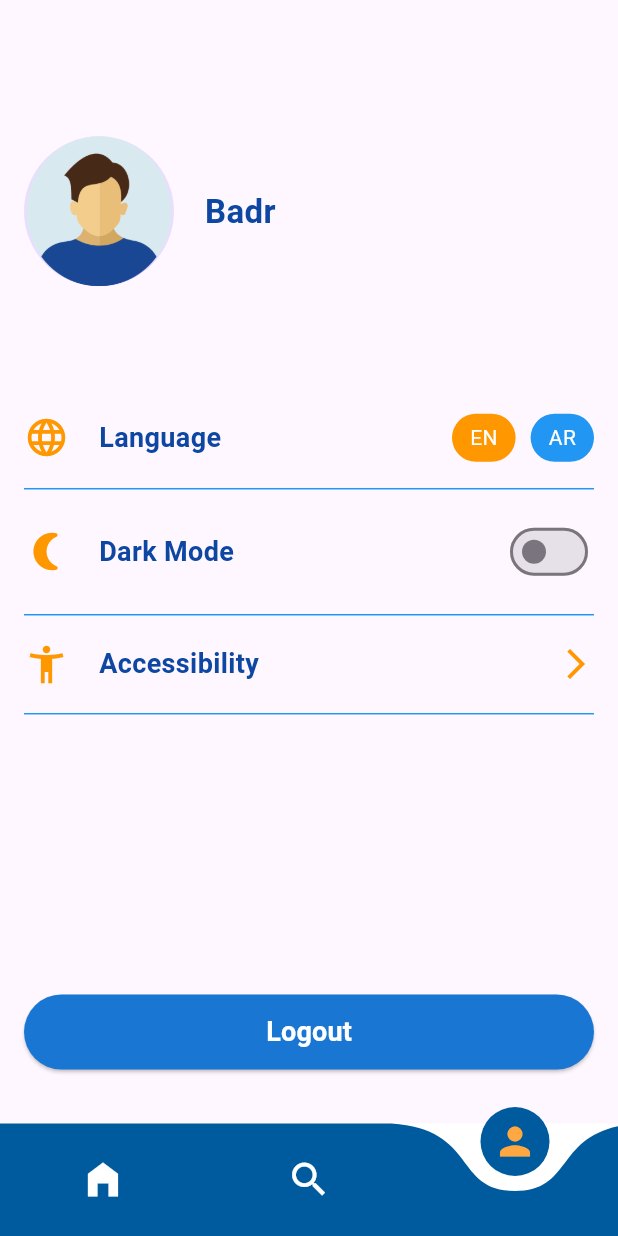
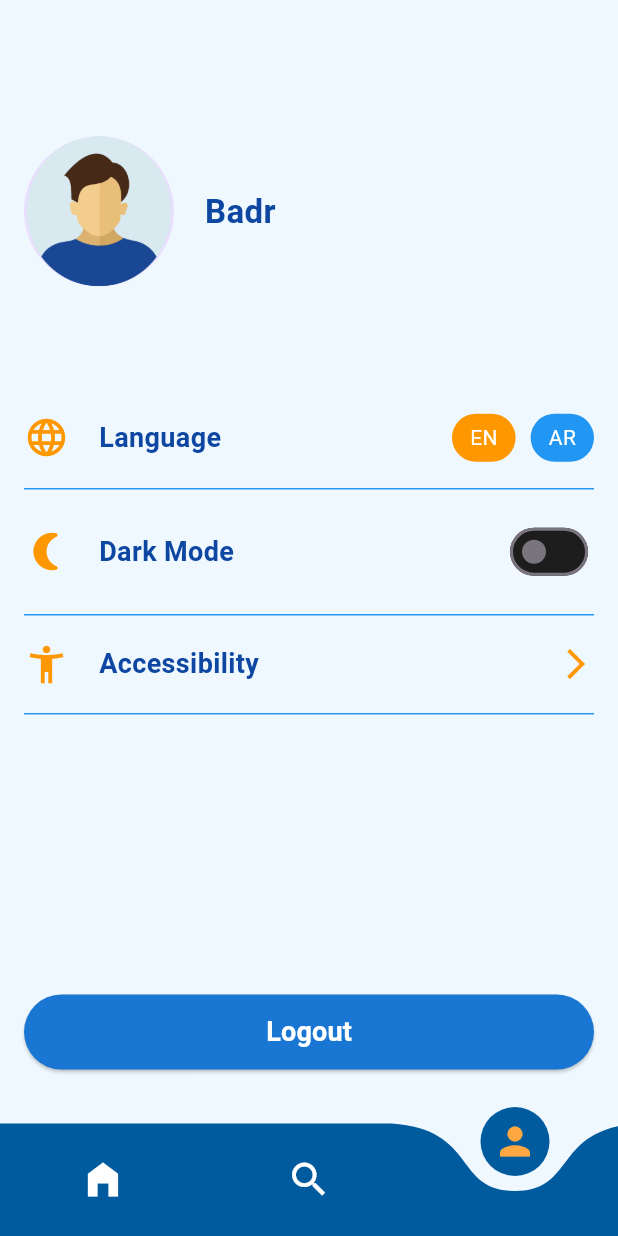
Before and after one commit to Badrmohamedragab/Final_Project_DEPI_HorizonX, a Flutter app: the HomeScreen screen opened directly, item 3 of the bottom bar chosen, on a phone screen of 412 x 824 dp. Run offline on Flutter 3.47's test engine with Material 3 defaults, Android fonts, the phone set to English and light mode, and no system bars; drawn by our look-alikes of curved_navigation_bar; our stand-ins replace firebase_auth, firebase_core, flutter_rating_bar, google_sign_in, modal_progress_hud_nsn, speech_to_text; accounts and stored records are empty; network calls fail.

Commit message:
Dark Mode Theme Applied

```diff
--- /dev/null
+++ b/HorizonX/horizonx/lib/app_theme.dart
@@ -0,0 +1,32 @@
+import 'package:flutter/material.dart';
+
+class AppTheme {
+  static const Color primaryGoldColor = Color(0XFFFFA841);
+  static const Color primaryBlueColor = Color(0XFF005A9E);
+  static const Color backgroundLightMode = Color(0XFFEFF8FF);
+  static const Color backgroundDarkMode = Color(0XFF1D1D1D);
+  static const Color textFieldBackgroundColor = Color(0xFF303030);
+  static const Color onBoardingIconsAndHintColor = Color(0xFF979797);
+  static const Color profileTextColor = Color(0XFF6397BE);
+  static const Color profileFilledTextField = Color(0XFFC5D3DD);
+
+  static ThemeData lightTheme = ThemeData(
+    primaryColor: backgroundLightMode,
+    // appBarTheme: const AppBarTheme(
+    //     color: primaryBlueColor,
+    //     titleTextStyle: TextStyle(
+    //         color: Colors.white, fontSize: 22, fontWeight: FontWeight.bold)),
+    scaffoldBackgroundColor: backgroundLightMode,
+    // bottomNavigationBarTheme: BottomNavigationBarThemeData(
+    //   backgroundColor: Colors.white,
+
+    // textTheme: const TextTheme(
+    //     bodyLarge: TextStyle(
+    //         fontSize: 20, fontWeight: FontWeight.w400, color: Colors.black))
+  );
+
+  static ThemeData darkTheme = ThemeData(
+    primaryColor: Colors.white,
+    scaffoldBackgroundColor: backgroundDarkMode,
+  );
+}
--- a/HorizonX/horizonx/lib/screens/cities_view.dart
+++ b/HorizonX/horizonx/lib/screens/cities_view.dart
@@ -1,24 +1,31 @@
 import 'package:flutter/material.dart';
 import 'package:horizonx/constants.dart';
+import 'package:horizonx/settings_provider.dart';
+import 'package:provider/provider.dart';
 import '../widgets/custom_app_bar.dart';
 import 'City_view.dart';
 
 void main() {
-  runApp(cities_view());
+  runApp(const cities_view());
 }
 
 class cities_view extends StatelessWidget {
+  const cities_view({super.key});
+
   @override
   Widget build(BuildContext context) {
+    SettingsProvider settings = Provider.of<SettingsProvider>(context);
+
     return MaterialApp(
       debugShowCheckedModeBanner: false,
       home: Scaffold(
+        backgroundColor: settings.themeColor,
         appBar: AppBar(
-          backgroundColor: Colors.white,
+          backgroundColor: settings.themeColor,
           elevation: 0,
-          title: Text(
+          title: const Text(
             "Cities",
-            style: const TextStyle(
+            style: TextStyle(
                 color: ConstColors.primaryBlueColor,
                 fontSize: 22,
                 fontWeight: FontWeight.bold),
@@ -34,28 +41,42 @@ class cities_view extends StatelessWidget {
 class CityList extends StatelessWidget {
   final List<Region> regions = [
     Region("The great Cairo", [
-      City("Cairo", "Salah Eldin Castle", "https://images.squarespace-cdn.com/content/v1/56c13cc00442627a08632989/1585432288121-15NNGMB5XEP5CJ1YSGL3/egyptianmuseum.jpg"),
-      City("Giza", "Pyramids", "https://dynamic-media-cdn.tripadvisor.com/media/photo-o/06/7e/7d/2c/pyramids-of-giza.jpg?w=1200&h=-1&s=1"),
-      City("Qalyubia", "Aqua park", "https://lh5.googleusercontent.com/p/AF1QipN3143f1ocfuvlquoWiZDvNAUYoxEo8MNn2HiTF"),
+      City("Cairo", "Salah Eldin Castle",
+          "https://images.squarespace-cdn.com/content/v1/56c13cc00442627a08632989/1585432288121-15NNGMB5XEP5CJ1YSGL3/egyptianmuseum.jpg"),
+      City("Giza", "Pyramids",
+          "https://dynamic-media-cdn.tripadvisor.com/media/photo-o/06/7e/7d/2c/pyramids-of-giza.jpg?w=1200&h=-1&s=1"),
+      City("Qalyubia", "Aqua park",
+          "https://lh5.googleusercontent.com/p/AF1QipN3143f1ocfuvlquoWiZDvNAUYoxEo8MNn2HiTF"),
     ]),
     Region("Alexandria", [
-      City("Alexandria", "Qaitbay Castle", "https://www.egypttoursportal.com/images/2018/07/Qaitbay-Citadel-Egypt-Tours-Portal.jpg"),
-      City("Beheira", "Monastery of Saint Bishoy", "https://media.istockphoto.com/id/621916480/photo/monastery-of-saint-bishoy.jpg?s=612x612&w=0&k=20&c=2eORcZuEhdqJb0LDEAFW7_gDoA7gO6BoTXdIZpuIZco="),
-      City("Marsa Matrouh", "Marsa Matrouh beach", "https://ucarecdn.com/164c99f5-9994-438f-85ce-6c0699af2a77/-/crop/1000x525/0,87/-/resize/1200x630/-/resize/x400/"),
+      City("Alexandria", "Qaitbay Castle",
+          "https://www.egypttoursportal.com/images/2018/07/Qaitbay-Citadel-Egypt-Tours-Portal.jpg"),
+      City("Beheira", "Monastery of Saint Bishoy",
+          "https://media.istockphoto.com/id/621916480/photo/monastery-of-saint-bishoy.jpg?s=612x612&w=0&k=20&c=2eORcZuEhdqJb0LDEAFW7_gDoA7gO6BoTXdIZpuIZco="),
+      City("Marsa Matrouh", "Marsa Matrouh beach",
+          "https://ucarecdn.com/164c99f5-9994-438f-85ce-6c0699af2a77/-/crop/1000x525/0,87/-/resize/1200x630/-/resize/x400/"),
     ]),
     Region("Delta", [
-      City("Dakahliya", "The olympic village", "https://www.mans.edu.eg/images/speasyimagegallery/albums/3/images/20.jpg"),
-      City("Kafr El-Sheikh", "Kafr El-Sheikh musuem", "https://egymonuments.gov.eg/media/6321/111.jpg?center=0.13157894736842105,0.46666666666666667&mode=crop&width=645&height=423&rnd=133566133030000000"),
-      City("Gharbia", "Tanta musuem", "https://www.abou-alhool.com/ima/42403_4.jpg"),
-      City("Menofia", "Menofia university", "https://media.licdn.com/dms/image/v2/C4E1BAQHx8WoW59lGIw/company-background_10000/company-background_10000/0/1623859664012/menofia_racing_team_cover?e=2147483647&v=beta&t=kecBSwoLXZf5kWDk_01fZ-ECQkHc9Eb3O8u1IfHfNaw"),
+      City("Dakahliya", "The olympic village",
+          "https://www.mans.edu.eg/images/speasyimagegallery/albums/3/images/20.jpg"),
+      City("Kafr El-Sheikh", "Kafr El-Sheikh musuem",
+          "https://egymonuments.gov.eg/media/6321/111.jpg?center=0.13157894736842105,0.46666666666666667&mode=crop&width=645&height=423&rnd=133566133030000000"),
+      City("Gharbia", "Tanta musuem",
+          "https://www.abou-alhool.com/ima/42403_4.jpg"),
+      City("Menofia", "Menofia university",
+          "https://media.licdn.com/dms/image/v2/C4E1BAQHx8WoW59lGIw/company-background_10000/company-background_10000/0/1623859664012/menofia_racing_team_cover?e=2147483647&v=beta&t=kecBSwoLXZf5kWDk_01fZ-ECQkHc9Eb3O8u1IfHfNaw"),
     ]),
 
     Region("Suez Canal", [
-      City("Port Said", "Port Said military musuem", "https://www.mod.gov.eg/extras/photoMuseumPics/27/%D8%A7%D9%84%D8%AC%D9%86%D8%AF%D9%8A-%D8%A7%D9%84%D9%85%D8%B5%D8%B1%D9%8A.jpg"),
-      City("Ismailia", "Ismailia Sports Staduim", "https://pbs.twimg.com/media/EUJbX1ZWAAIb4n7?format=jpg&name=large"),
+      City("Port Said", "Port Said military musuem",
+          "https://www.mod.gov.eg/extras/photoMuseumPics/27/%D8%A7%D9%84%D8%AC%D9%86%D8%AF%D9%8A-%D8%A7%D9%84%D9%85%D8%B5%D8%B1%D9%8A.jpg"),
+      City("Ismailia", "Ismailia Sports Staduim",
+          "https://pbs.twimg.com/media/EUJbX1ZWAAIb4n7?format=jpg&name=large"),
     ]),
     // Add more regions similarly
   ];
+
+  CityList({super.key});
 
   @override
   Widget build(BuildContext context) {
@@ -83,11 +104,10 @@ class City {
   City(this.name, this.landmark, this.imagePath);
 }
 
-
 class RegionCard extends StatelessWidget {
   final Region region;
 
-  RegionCard({required this.region});
+  const RegionCard({super.key, required this.region});
 
   @override
   Widget build(BuildContext context) {
@@ -98,13 +118,13 @@ class RegionCard extends StatelessWidget {
         children: [
           Text(
             region.name,
-            style: TextStyle(
-              color: ConstColors.primaryBlueColor ,
+            style: const TextStyle(
+              color: ConstColors.primaryBlueColor,
               fontSize: 20,
               fontWeight: FontWeight.bold,
             ),
           ),
-          SizedBox(height: 8),
+          const SizedBox(height: 8),
           // Horizontal list for scrolling through cities
           SizedBox(
             height: 220, // Ensure a fixed height for the city cards to appear
@@ -113,7 +133,8 @@ class RegionCard extends StatelessWidget {
               itemCount: region.cities.length,
               itemBuilder: (context, index) {
                 return Padding(
-                  padding: const EdgeInsets.only(right: 8.0), // Add some spacing between cards
+                  padding: const EdgeInsets.only(
+                      right: 8.0), // Add some spacing between cards
                   child: SizedBox(
                     width: 160, // Fixed width for each CityCard
                     child: CityCard(city: region.cities[index]),
@@ -195,7 +216,7 @@ class RegionCard extends StatelessWidget {
 class CityCard extends StatelessWidget {
   final City city;
 
-  CityCard({required this.city});
+  const CityCard({super.key, required this.city});
 
   @override
   Widget build(BuildContext context) {
@@ -236,10 +257,11 @@ class CityCard extends StatelessWidget {
                 width: double.infinity, // Make it span the full width
                 padding: const EdgeInsets.all(8.0),
                 decoration: BoxDecoration(
-                  borderRadius: BorderRadius.vertical(
+                  borderRadius: const BorderRadius.vertical(
                     bottom: Radius.circular(15),
                   ),
-                  color: Colors.black.withOpacity(0.5), // Bottom overlay background
+                  color: Colors.black
+                      .withOpacity(0.5), // Bottom overlay background
                 ),
                 child: Column(
                   mainAxisSize: MainAxisSize.min, // Shrink to fit the content
@@ -247,16 +269,16 @@ class CityCard extends StatelessWidget {
                   children: [
                     Text(
                       city.name,
-                      style: TextStyle(
+                      style: const TextStyle(
                         fontWeight: FontWeight.bold,
                         color: Colors.white,
                         fontSize: 16,
                       ),
                     ),
-                    SizedBox(height: 4),
+                    const SizedBox(height: 4),
                     Text(
                       city.landmark,
-                      style: TextStyle(color: Colors.white),
+                      style: const TextStyle(color: Colors.white),
                     ),
                   ],
                 ),
--- a/HorizonX/horizonx/lib/screens/home_screen.dart
+++ b/HorizonX/horizonx/lib/screens/home_screen.dart
@@ -4,9 +4,11 @@ import 'package:curved_navigation_bar/curved_navigation_bar.dart';
 import 'package:horizonx/screens/cities_view.dart';
 import 'package:horizonx/screens/search_screen.dart';
 import 'package:horizonx/screens/settings_screen.dart';
+import 'package:horizonx/settings_provider.dart';
+import 'package:provider/provider.dart';
 
 class HomeScreen extends StatefulWidget {
-   HomeScreen({super.key});
+  const HomeScreen({super.key});
   @override
   State<HomeScreen> createState() => _HomeScreenState();
 }
@@ -14,31 +16,42 @@ class HomeScreen extends StatefulWidget {
 class _HomeScreenState extends State<HomeScreen> {
   int selectedPage = 0;
   final _pages = [
-     cities_view(),
-     const SearchByVoiceScreen(),
-     SettingsScreen(),
+    const cities_view(),
+    const SearchByVoiceScreen(),
+    const SettingsScreen(),
   ];
   @override
   Widget build(BuildContext context) {
+    SettingsProvider settings = Provider.of<SettingsProvider>(context);
+
     List<Widget> icons = [
-      Icon(Icons.home_filled, size: 30 , color: selectedPage == 0 ? ConstColors.primaryGoldColor : Colors.white),
-      Icon(Icons.search, size: 30, color: selectedPage == 1 ? ConstColors.primaryGoldColor : Colors.white),
-      Icon(Icons.person, size: 30, color: selectedPage == 2 ? ConstColors.primaryGoldColor : Colors.white),
+      Icon(Icons.home_filled,
+          size: 30,
+          color:
+              selectedPage == 0 ? ConstColors.primaryGoldColor : Colors.white),
+      Icon(Icons.search,
+          size: 30,
+          color:
+              selectedPage == 1 ? ConstColors.primaryGoldColor : Colors.white),
+      Icon(Icons.person,
+          size: 30,
+          color:
+              selectedPage == 2 ? ConstColors.primaryGoldColor : Colors.white),
     ];
+
     return Scaffold(
       body: _pages[selectedPage],
       bottomNavigationBar: CurvedNavigationBar(
-        color: ConstColors.primaryBlueColor,
-        backgroundColor: Colors.white,
-        items: icons,
-        onTap:updateSelectedPage
-        ),
+          color: ConstColors.primaryBlueColor,
+          backgroundColor: settings.themeColor,
+          items: icons,
+          onTap: updateSelectedPage),
     );
   }
+
   void updateSelectedPage(int index) {
     setState(() {
       selectedPage = index;
     });
-
   }
 }
--- a/HorizonX/horizonx/lib/screens/settings_screen.dart
+++ b/HorizonX/horizonx/lib/screens/settings_screen.dart
@@ -1,9 +1,13 @@
 import 'package:flutter/material.dart';
+import 'package:horizonx/app_theme.dart';
+import 'package:horizonx/settings_provider.dart';
 import 'package:horizonx/widgets/lang_button.dart';
 import 'package:horizonx/widgets/settings_option.dart';
+import 'package:provider/provider.dart';
 
 import '../constants.dart';
 import 'login_screen.dart';
+
 class SettingsScreen extends StatefulWidget {
   const SettingsScreen({super.key});
   @override
@@ -11,9 +15,11 @@ class SettingsScreen extends StatefulWidget {
 }
 
 class _SettingsScreenState extends State<SettingsScreen> {
-  bool isDarkMode = false;
+  // bool isDarkMode = false;
+
   @override
   Widget build(BuildContext context) {
+    SettingsProvider settings = Provider.of<SettingsProvider>(context);
     return Scaffold(
       body: Padding(
         padding: const EdgeInsets.all(16.0),
@@ -60,14 +66,16 @@ class _SettingsScreenState extends State<SettingsScreen> {
               icon: Icons.nightlight_round,
               title: 'Dark Mode',
               trailing: Switch(
-                activeColor: const Color(0xff005A9E),
-                value: isDarkMode,
-                onChanged: (value) {
-                  setState(() {
-                    isDarkMode = value;
-                  });
-                },
-              ),
+                  activeTrackColor: AppTheme.primaryBlueColor,
+                  inactiveTrackColor: AppTheme.backgroundDarkMode,
+                  value: settings.themeMode == ThemeMode.dark,
+                  onChanged: (value) {
+                    if (value) {
+                      settings.changeTheme(ThemeMode.dark);
+                    } else {
+                      settings.changeTheme(ThemeMode.light);
+                    }
+                  }),
             ),
 
             const Divider(thickness: 1, color: Colors.blue),
@@ -92,7 +100,7 @@ class _SettingsScreenState extends State<SettingsScreen> {
                   Navigator.pushReplacement(
                     context,
                     MaterialPageRoute(
-                      builder: (context) => LoginScreen(),
+                      builder: (context) => const LoginScreen(),
                     ),
                   );
                 },
--- /dev/null
+++ b/HorizonX/horizonx/lib/settings_provider.dart
@@ -0,0 +1,15 @@
+import 'package:flutter/material.dart';
+import 'package:horizonx/app_theme.dart';
+
+class SettingsProvider with ChangeNotifier {
+  ThemeMode themeMode = ThemeMode.light;
+  Color get themeColor => themeMode == ThemeMode.light
+      ? AppTheme.backgroundLightMode
+      : AppTheme.backgroundDarkMode;
+  // Color get textThemeColor =>
+  //     themeMode == ThemeMode.light ? AppTheme.black : AppTheme.white;
+  void changeTheme(ThemeMode selectedTheme) {
+    themeMode = selectedTheme;
+    notifyListeners();
+  }
+}
```
Also changed, not shown: HorizonX/horizonx/lib/main.dart (+16 -5 lines), HorizonX/horizonx/lib/screens/City_view.dart (+25 -31 lines), HorizonX/horizonx/lib/screens/PlaceDetails_screen.dart (+45 -16 lines), HorizonX/horizonx/lib/screens/search_screen.dart (+22 -8 lines), HorizonX/horizonx/lib/widgets/custom_app_bar.dart (+5 -4 lines), HorizonX/horizonx/lib/widgets/place_card.dart (+8 -2 lines), HorizonX/horizonx/lib/widgets/place_view.dart (+7 -3 lines), HorizonX/horizonx/pubspec.yaml (+10 -24 lines), HorizonX/horizonx/pubspec.lock.
